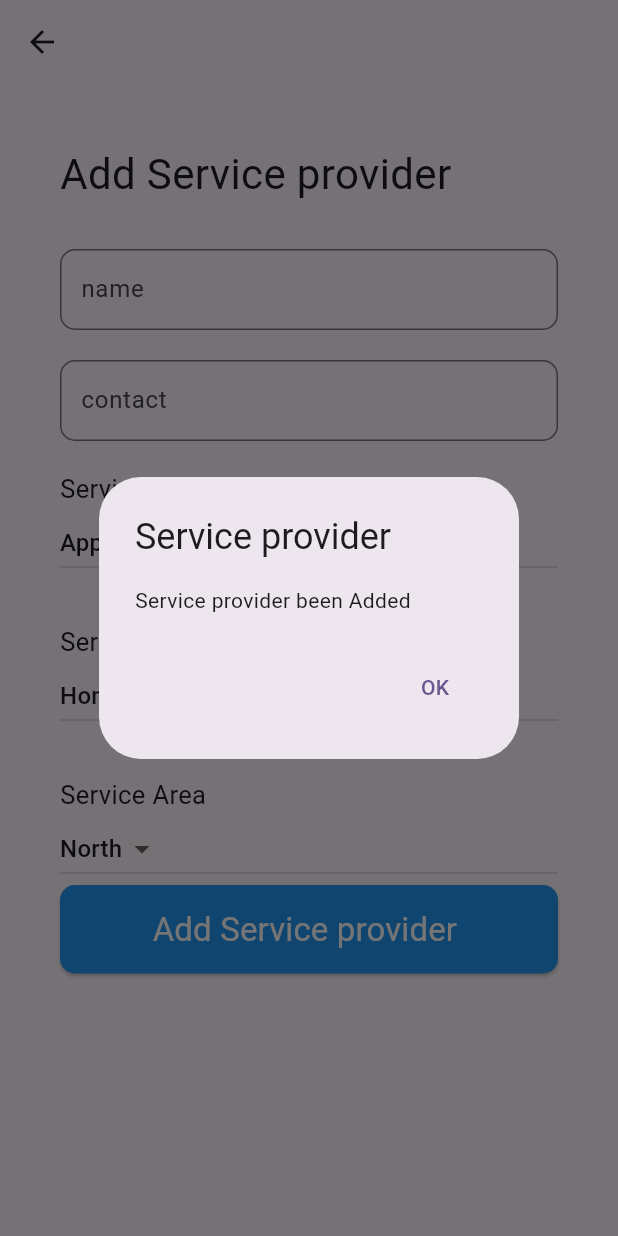
After one commit to Shahbazjunejo/homeapplainces, a Flutter app: the AddServiceProvider screen opened by its route, after a tap on "Add Service provider", on a phone screen of 412 x 824 dp. The commit adds this screen. Run offline on Flutter 3.47's test engine with Material 3 defaults, Android fonts, the light colour scheme and no system bars; our stand-ins replace sqflite; accounts and stored records are empty.

Commit message:
serviceprovider

```diff
--- /dev/null
+++ b/lib/AddServiceProvider.dart
@@ -0,0 +1,301 @@
+import 'package:flutter/material.dart';
+
+import 'DatabaseHelper.dart';
+
+class AddServiceProvider extends StatefulWidget {
+  AddServiceProvider({super.key});
+
+
+
+@override
+AddServiceProviderstate createState() => AddServiceProviderstate();
+}
+
+
+
+
+class AddServiceProviderstate extends State<AddServiceProvider> {
+
+  final TextEditingController username = TextEditingController();
+  final TextEditingController password= TextEditingController();
+  final TextEditingController fullname = TextEditingController();
+  final TextEditingController emailaddress = TextEditingController();
+  final TextEditingController phonenumber = TextEditingController();
+
+   String _selectedItem='add service';
+  String dropdownValue='sss';
+  int dropDownValue = 0;
+  int dropDownitems = 0;
+  int dropDownarea = 0;
+  @override
+  Widget build(BuildContext context) {
+    return Scaffold(
+      appBar: AppBar(
+        backgroundColor: Colors.transparent,
+        elevation: 0,
+      ),
+      body: Padding(
+        padding: const EdgeInsets.all(40.0),
+        child: Column(
+          crossAxisAlignment: CrossAxisAlignment.stretch,
+          children: <Widget>[
+            const Text("Add Service provider",
+              style: TextStyle(
+                fontSize: 28,
+                fontWeight: FontWeight.normal,
+              ),
+            ),
+            const SizedBox(height: 30,),
+
+            _buildTextField(hint: 'name', obscureText: true,controller: username),
+            const SizedBox(height: 20,),
+            _buildTextField(hint: 'contact',controller: phonenumber),
+            const SizedBox(height: 20,),
+
+            const Text("Service Provider",
+              style: TextStyle(
+                fontSize: 17,
+                fontWeight: FontWeight.normal,
+              ),
+            ),
+            DropdownButton(
+              value: dropDownValue,
+              onChanged: (int? newVal){
+                setState(() {
+                  dropDownValue = newVal!;
+                });
+              },
+              items: [
+                DropdownMenuItem(
+                  value: 0,
+                  child: Text('Appliance Heroes'),
+                ),
+                DropdownMenuItem(
+                  value: 1,
+                  child: Text('HomeTech Solutions'),
+                ),
+                DropdownMenuItem(
+                  value: 2,
+                  child: Text('FixIt Appliance Repair'),
+                ),
+                DropdownMenuItem(
+                  value: 3,
+                  child: Text('Pro Appliance Services'),
+                ),
+                DropdownMenuItem(
+                  value: 4,
+                  child: Text('Handy Home Appliances'),
+                ),
+                DropdownMenuItem(
+                  value: 5,
+                  child: Text('Swift Appliance Repairs'),
+                ),
+
+              ],
+
+
+
+
+            ),
+
+            const SizedBox(height: 30,),
+            const Text("Service Items",
+              style: TextStyle(
+                fontSize: 17,
+                fontWeight: FontWeight.normal,
+              ),
+            ),
+            DropdownButton(
+              value: dropDownitems,
+              onChanged: (int? newVal){
+                setState(() {
+                  dropDownitems = newVal!;
+                });
+              },
+              items: [
+                DropdownMenuItem(
+                  value: 0,
+                  child: Text('Home Appliances'),
+                ),
+                DropdownMenuItem(
+                  value: 1,
+                  child: Text('Electronics'),
+                ),
+                DropdownMenuItem(
+                  value: 2,
+                  child: Text('Plumbing'),
+                ),
+                DropdownMenuItem(
+                  value: 3,
+                  child: Text('HVAC'),
+                ),
+              ],
+            ),
+
+
+            const SizedBox(height: 30,),
+            const Text("Service Area",
+              style: TextStyle(
+                fontSize: 17,
+                fontWeight: FontWeight.normal,
+              ),
+            ),
+            DropdownButton(
+              value: dropDownarea,
+              onChanged: (int? newVal){
+                setState(() {
+                  dropDownarea = newVal!;
+                });
+              },
+              items: [
+                DropdownMenuItem(
+                  value: 0,
+                  child: Text('North'),
+                ),
+                DropdownMenuItem(
+                  value: 1,
+                  child: Text('South'),
+                ),
+                DropdownMenuItem(
+                  value: 2,
+                  child: Text('East'),
+                ),
+                DropdownMenuItem(
+                  value: 3,
+                  child: Text('West'),
+                ),
+              ],
+            ),
+            ElevatedButton(
+              onPressed: () {
+
+                String homeapplaicnces='Home Appliances';
+                String area='North';
+
+                if(dropDownitems==0){
+homeapplaicnces='Home Appliances';
+                }else if (dropDownitems==1){
+                homeapplaicnces='Electronics';
+                }
+                else if (dropDownitems==2){
+                homeapplaicnces='Plumbing';
+                }
+                else if (dropDownitems==3){
+                homeapplaicnces='HVAC';
+                }
+
+
+
+                if( dropDownarea==0){
+                  area='North';
+                }else if ( dropDownarea==1){
+                  area='South';
+                }
+                else if ( dropDownarea==2){
+                  area='East';
+                }
+                else if ( dropDownarea==3){
+                  area='West';
+                }
+
+
+                insertserviceprovider( username!.text,phonenumber!.text,fullname!.text,homeapplaicnces,area);
+              /*  username.clear();
+                password.clear();
+                fullname.clear();
+                emailaddress.clear();
+                phonenumber.clear();*/
+                showDialog(
+                  context: context,
+                  builder: (BuildContext context) {
+                    return AlertDialog(
+                      title: Text('Service provider '),
+                      content: Text('Service provider been Added'),
+                      actions: <Widget>[
+                        TextButton(
+                          onPressed: () {
+                            Navigator.of(context).pop();
+                          },
+                          child: Text('OK'),
+                        ),
+                      ],
+                    );
+                  },
+                );
+              },
+              style: ElevatedButton.styleFrom(
+                backgroundColor: Colors.blue, // Background color
+                shape: RoundedRectangleBorder(
+                  borderRadius: BorderRadius.circular(10.0),
+                ),
+                padding: const EdgeInsets.symmetric(vertical: 14.0),
+              ),
+              child: const Text('Add Service provider ', style: TextStyle(
+                fontSize: 22,
+                fontWeight: FontWeight.normal,
+                color: Colors.white,
+              ),),
+            ),
+            const SizedBox(
+              height: 30,
+            ),
+
+          ],
+        ),
+      ),
+    );
+  }
+
+  Widget _buildTextField({required String hint, bool obscureText = false, TextEditingController? controller}) {
+    return TextField(
+      controller: controller,
+      decoration: InputDecoration(
+        labelText: hint,
+        border: OutlineInputBorder(
+          borderRadius: BorderRadius.circular(10.0),
+        ),
+        contentPadding: const EdgeInsets.symmetric(vertical: 15.0, horizontal: 10.0),
+      ),
+      obscureText: obscureText,
+    );
+  }
+
+
+  Widget buildDropdown({
+    required String value,
+    required List<String> items,
+    required String hint,
+    required ValueChanged<String?>? onChanged,
+  }) {
+    return DropdownButton<String>(
+      value: value,
+      hint: hint != null ? Text(hint) : null,
+      onChanged: onChanged,
+      items: items.map<DropdownMenuItem<String>>((String value) {
+        return DropdownMenuItem<String>(
+          value: value,
+          child: Text(value),
+        );
+      }).toList(),
+    );
+
+
+  }
+  void insertserviceprovider(String username, String contact, String servicename,
+      String serviceprovided, String servicearea) async {
+    int id = await DatabaseHelper.instance.insertserviceprovider({
+      DatabaseHelper.columnName: username,
+      DatabaseHelper.columncontact: contact,
+      DatabaseHelper.serviceName: servicename,
+      DatabaseHelper.serviceprovided: serviceprovided,
+      DatabaseHelper.servicearea: servicearea,
+    });
+    if (id != null) {
+      // Registration successful
+      print('User registered successfully');
+    } else {
+      // Registration failed
+      print('Failed to register user');
+    }
+  }
+}
--- a/lib/DatabaseHelper.dart
+++ b/lib/DatabaseHelper.dart
@@ -1,5 +1,6 @@
 import 'dart:async';
 import 'dart:io';
+import 'package:homeappliances/ServiceProvider.dart';
 import 'package:path/path.dart';
 import 'package:path_provider/path_provider.dart';
 
@@ -10,6 +11,7 @@ import 'RegisterUser.dart';
 class DatabaseHelper{
 static final _databaseName="tashfil";
 static final table="logintable";
+static final serviceProvidertable="sericeProvider";
 static final _databaseVersion = 1;
 static final columnId = 'id';
 static final columnName = 'username';
@@ -17,6 +19,10 @@ static final Name = 'name';
 static final columnPassword = 'password';
 static final columnemail = 'Email';
 static final columncontact = 'Contact';
+static final serviceId = 'id';
+static final serviceName = 'servicename';
+static final serviceprovided='serviceprovided';
+static final servicearea='servicearea';
 
 DatabaseHelper._privateConstructor();
 static final DatabaseHelper instance = DatabaseHelper._privateConstructor();
@@ -49,12 +55,31 @@ Future _onCreate(Database db, int version) async {
       )
     ''');
 
+
+  await db.execute('''
+      CREATE TABLE  IF NOT EXISTS $serviceProvidertable (
+       $columnId INTEGER PRIMARY KEY,
+        $columnName TEXT NOT NULL,
+        $columncontact TEXT NOT NULL,
+        $serviceName TEXT NOT NULL,
+        $serviceprovided TEXT NOT NULL,
+        $servicearea TEXT NOT NULL
+      )
+    ''');
+
 }
 
 Future<int> insertUser(Map<String, dynamic> row) async {
   Database? db = await instance.database;
   return await db?.insert(table, row)??0;
 }
+
+
+Future<int> insertserviceprovider(Map<String, dynamic> row) async {
+  Database? db = await instance.database;
+  return await db?.insert(serviceProvidertable, row)??0;
+}
+
 
 Future<Map<String, dynamic>?> getUser(String useremail) async {
   Database? db = await instance.database;
--- a/lib/LoginScreen.dart
+++ b/lib/LoginScreen.dart
@@ -82,8 +82,9 @@ class LoginScreen extends StatelessWidget {
               onPressed: () {
                 if(email.text.isNotEmpty&&email.text=="admin"&&password.text.isNotEmpty&&password.text=="admin"){
                   Navigator.of(context).pushNamed('/ServiceProvider');
+                }else{
+               loginUser(email.text, password.text, context);
                 }
-               loginUser(email.text, password.text, context);
               },
               style: ElevatedButton.styleFrom(
                 backgroundColor: Colors.blue,
--- a/lib/ServiceProvider.dart
+++ b/lib/ServiceProvider.dart
@@ -21,7 +21,7 @@ class _ServiceProviderState extends State<ServiceProvider> {
         child: Column(
           crossAxisAlignment: CrossAxisAlignment.stretch,
           children: <Widget>[
-            const Text("User and Servcie provider ",
+            const Text("User and Service provider ",
               style: TextStyle(
                 fontSize: 28,
                 fontWeight: FontWeight.normal,
@@ -70,6 +70,7 @@ class _ServiceProviderState extends State<ServiceProvider> {
             const SizedBox(height: 40),
             ElevatedButton(
               onPressed: () {
+
               },
               style: ElevatedButton.styleFrom(
                 backgroundColor: Colors.blue, // Background color
@@ -85,25 +86,27 @@ class _ServiceProviderState extends State<ServiceProvider> {
               ),),
             ),
             const SizedBox(
-              height: 30,
+              height: 40,
             ),
-            const Center(
-              child: Text(
-                "Already Have an Account?",
-                style: TextStyle(fontSize: 16, color: Colors.black),
+            ElevatedButton(
+              onPressed: () {
+                Navigator.of(context).pushNamed('/AddServiceProvider');
+              },
+              style: ElevatedButton.styleFrom(
+                backgroundColor: Colors.blue, // Background color
+                shape: RoundedRectangleBorder(
+                  borderRadius: BorderRadius.circular(10.0),
+                ),
+                padding: const EdgeInsets.symmetric(vertical: 14.0),
               ),
+              child: const Text('Add Service Provider', style: TextStyle(
+                fontSize: 22,
+                fontWeight: FontWeight.normal,
+                color: Colors.white,
+              ),),
             ),
-            TextButton(
-                onPressed: () {
-                  Navigator.of(context).pushNamed('/LoginScreen');
-                },
-                child: const Text(
-                  "Login",
-                  style: TextStyle(
-                    fontSize: 18,
-                    color: Colors.blue,
-                  ),
-                ))
+
+
           ],
         ),
       ),
--- a/lib/main.dart
+++ b/lib/main.dart
@@ -1,4 +1,5 @@
 import 'package:flutter/material.dart';
+import 'package:homeappliances/AddServiceProvider.dart';
 import 'package:homeappliances/AddUser.dart';
 import 'package:homeappliances/RegisterUser.dart';
 import 'package:homeappliances/ServiceProvider.dart';
@@ -30,6 +31,8 @@ class MyApp extends StatelessWidget {
         '/RegisterUser': (context) => RegisterUser(),
         '/ServiceProvider': (context) => ServiceProvider(),
         '/AddUser': (context) => AddUser(),
+        '/AddServiceProvider': (context) => AddServiceProvider(),
+
       },
       theme: ThemeData(
         colorScheme: ColorScheme.fromSeed(seedColor: Colors.deepPurple),
```
